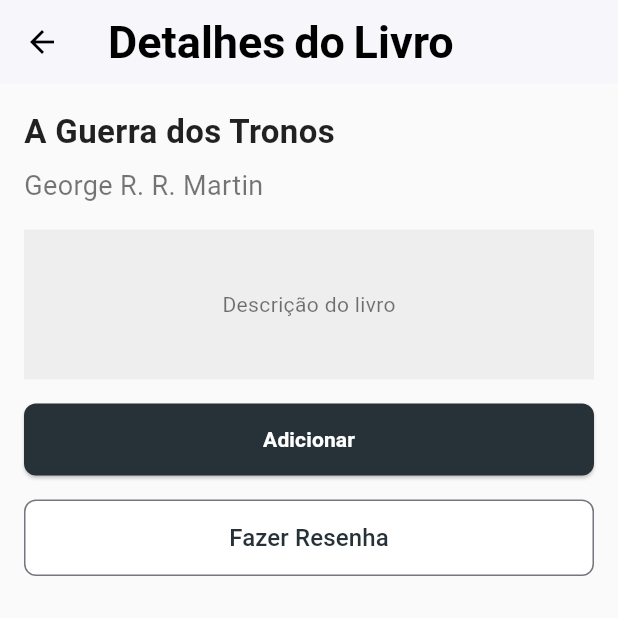
After one commit to nicolemartinsx/book-tracker, a Flutter app: the SearchPage screen opened directly, after a tap on "A Guerra dos Tronos", on a phone screen of 412 x 824 dp, the top half of it. The commit adds this screen. Run offline on Flutter 3.47's test engine with Material 3 defaults, Android fonts, the phone set to English and light mode, and no system bars; our stand-ins replace firebase_auth, firebase_core, google_fonts; accounts and stored records are empty.

Commit message:
feat: adicionando pagina dos livros

```diff
--- /dev/null
+++ b/lib/pages/livro_page.dart
@@ -0,0 +1,101 @@
+import 'package:flutter/material.dart';
+import 'package:book_tracker/models/livro.dart';
+
+class LivroDetalhePage extends StatelessWidget {
+  final Livro livro;
+
+  const LivroDetalhePage({super.key, required this.livro});
+
+  @override
+  Widget build(BuildContext context) {
+    return Scaffold(
+      backgroundColor: Colors.grey[50], // igual a SearchPage
+      appBar: AppBar(
+        backgroundColor: Colors.white,
+        elevation: 1,
+        title: Text(
+          'Detalhes do Livro',
+          style: TextStyle(color: Colors.black, fontWeight: FontWeight.bold),
+        ),
+        iconTheme: IconThemeData(color: Colors.black),
+      ),
+      body: Padding(
+        padding: const EdgeInsets.all(16.0),
+        child: Column(
+          crossAxisAlignment: CrossAxisAlignment.stretch,
+          children: [
+            Text(
+              livro.titulo,
+              style: TextStyle(
+                fontSize: 22,
+                fontWeight: FontWeight.bold,
+                color: Colors.black87,
+              ),
+            ),
+            SizedBox(height: 8),
+            Text(
+              livro.autor,
+              style: TextStyle(
+                fontSize: 18,
+                color: Colors.black54,
+              ),
+            ),
+
+               SizedBox(height: 16),
+            Container(
+              height: 100,
+              color: Colors.grey[200],
+              child: Center(
+                child: Text(
+                  'Descrição do livro',
+                  style: TextStyle(color: Colors.black54),
+                ),
+              ),
+            ),
+
+            SizedBox(height: 16),
+            ElevatedButton(
+              onPressed: () {
+                // ação de adicionar
+              },
+              style: ElevatedButton.styleFrom(
+                backgroundColor: Colors.blueGrey[900],
+                padding: EdgeInsets.symmetric(vertical: 14),
+                shape: RoundedRectangleBorder(
+                  borderRadius: BorderRadius.circular(8),
+                ),
+              ),
+              child: Text(
+                'Adicionar',
+                style: TextStyle(
+                  color: Colors.white,
+                  fontWeight: FontWeight.bold,
+                ),
+              ),
+            ),
+            SizedBox(height: 16),
+            OutlinedButton(
+              onPressed: () {
+                // ação de fazer resenha
+              },
+              style: OutlinedButton.styleFrom(
+                backgroundColor: Colors.white,
+                padding: EdgeInsets.symmetric(vertical: 14),
+                shape: RoundedRectangleBorder(
+                  borderRadius: BorderRadius.circular(8),
+                ),
+              ),
+              child: Text(
+                'Fazer Resenha',
+                style: TextStyle(
+                  fontSize: 16,
+                  color: Colors.blueGrey[900],
+                ),
+              ),
+            ),
+          ],
+        ),
+      ),
+    );
+  }
+}
--- a/lib/pages/pesquisa_page.dart
+++ b/lib/pages/pesquisa_page.dart
@@ -1,4 +1,5 @@
 import 'package:book_tracker/models/livro.dart';
+import 'package:book_tracker/pages/livro_page.dart';
 import 'package:book_tracker/repositories/livro_repository.dart';
 import 'package:flutter/material.dart';
 
@@ -100,16 +101,21 @@ void _searchBooks() {
                 itemCount: searchResults.length,
                 itemBuilder: (context, index) {
                   final livro = searchResults[index];
-                  return ListTile(
-                    //leading: Image.asset(livro.icone, width: 50, height: 50),
-                    title: Text(livro.titulo),
-                    subtitle: Text(livro.autor),
+                return ListTile(
+                  title: Text(livro.titulo),
+                  subtitle: Text(livro.autor),
+                  onTap: () {
+                  Navigator.push(
+                  context,
+                  MaterialPageRoute(
+                  builder: (context) => LivroDetalhePage(livro: livro),
+                        ),
+                      );
+                    },
                   );
                 },
               ),
             ),
-
-
           ],
         ),
       ),
```
